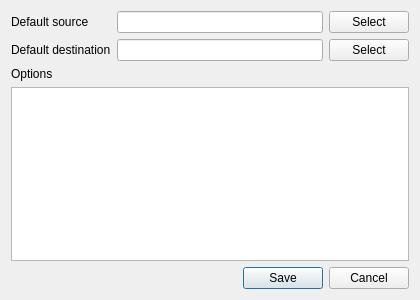
gaaldvd/arxive, file src/ui/config.ui: the form before one commit.
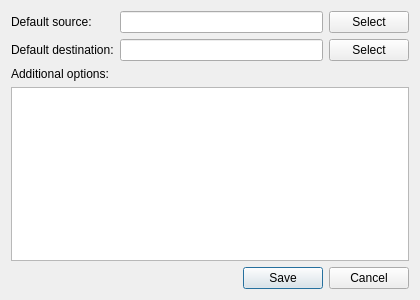
The form after the commit.

Commit message: GUI: additional options added to config dialog

```diff
--- a/src/ui/config.ui
+++ b/src/ui/config.ui
@@ -27,7 +27,7 @@
        <item row="0" column="0">
         <widget class="QLabel" name="source">
          <property name="text">
-          <string>Default source</string>
+          <string>Default source:</string>
          </property>
         </widget>
        </item>
@@ -44,7 +44,7 @@
        <item row="1" column="0">
         <widget class="QLabel" name="destination">
          <property name="text">
-          <string>Default destination</string>
+          <string>Default destination:</string>
          </property>
         </widget>
        </item>
@@ -63,7 +63,7 @@
      <item>
       <widget class="QLabel" name="options">
        <property name="text">
-        <string>Options</string>
+        <string>Additional options:</string>
        </property>
       </widget>
      </item>
```
The commit also changes 3 other files.
